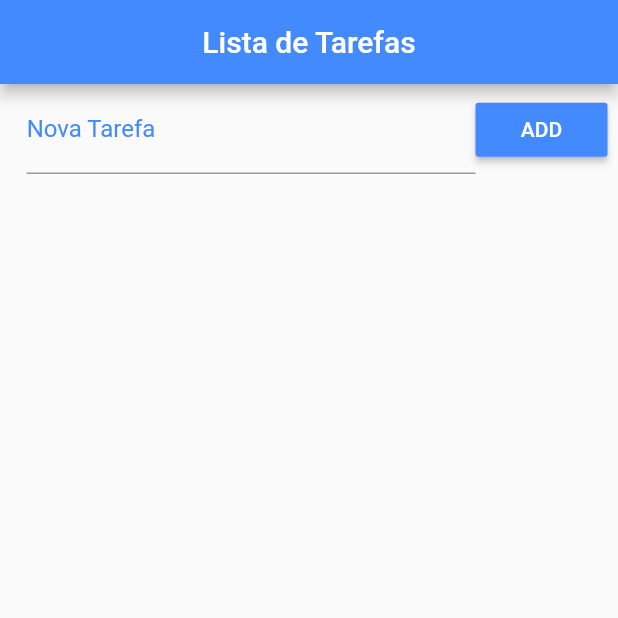
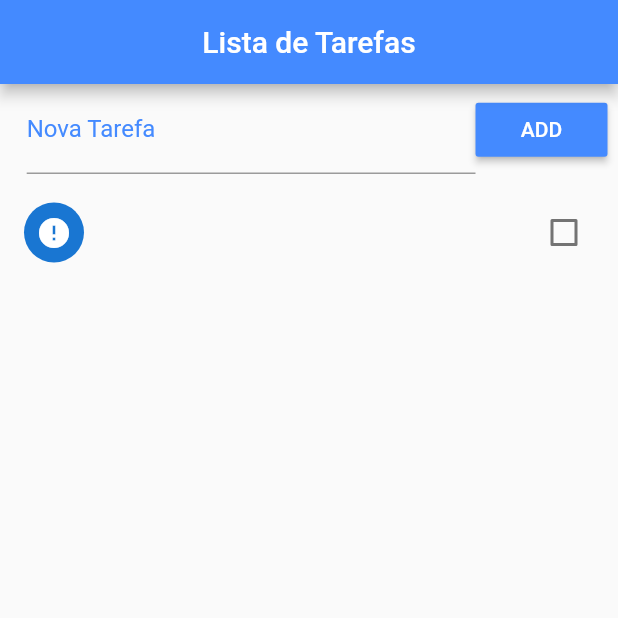
Before and after one commit to Werisu/todo, a Flutter app: the screen it shows after launch, after a tap on "ADD", on a phone screen of 412 x 824 dp, the top half of it. Run offline on Flutter 3.47's test engine with Material 2 defaults, Android fonts, the phone set to English and light mode, and no system bars.

Commit message:
Criando o checkboxlister

```diff
--- a/lib/main.dart
+++ b/lib/main.dart
@@ -17,7 +17,20 @@ class Home extends StatefulWidget {
 
 class _HomeState extends State<Home> {
 
+  final _toDoController = TextEditingController();
+
   List _toDoList = [];
+
+  void _addToDo(){
+    setState(() {
+      Map<String, dynamic> newToDo = Map();
+      newToDo["title"] = _toDoController.text;
+      _toDoController.text = "";
+      newToDo["ok"] = false;
+      _toDoList.add(newToDo);
+      _saveData();
+    });
+  }
 
   @override
   Widget build(BuildContext context) {
@@ -35,6 +48,7 @@ class _HomeState extends State<Home> {
               children: <Widget>[
                 Expanded(
                   child: TextField(
+                    controller: _toDoController,
                     decoration: InputDecoration(
                         labelText: "Nova Tarefa",
                         labelStyle: TextStyle(color: Colors.blueAccent)
@@ -45,10 +59,31 @@ class _HomeState extends State<Home> {
                   color: Colors.blueAccent,
                   child: Text("ADD"),
                   textColor: Colors.white,
-                  onPressed: (){},
+                  onPressed: _addToDo,
                 )
               ],
             ),
+          ),
+          Expanded(
+            child: ListView.builder(
+                padding: EdgeInsets.only(top: 10.0),
+                itemCount: _toDoList.length,
+                itemBuilder: (context, index){
+                  return CheckboxListTile(
+                    title: Text(_toDoList[index]["title"]),
+                    value: _toDoList[index]["ok"],
+                    secondary: CircleAvatar(
+                      child: Icon(_toDoList[index]["ok"] ?
+                      Icons.check : Icons.error),
+                    ),
+                    onChanged: (c){
+                      setState(() {
+                        _toDoList[index]["ok"] = c;
+                        _saveData();
+                      });
+                    },
+                  );
+                }),
           )
         ],
       ),
```
